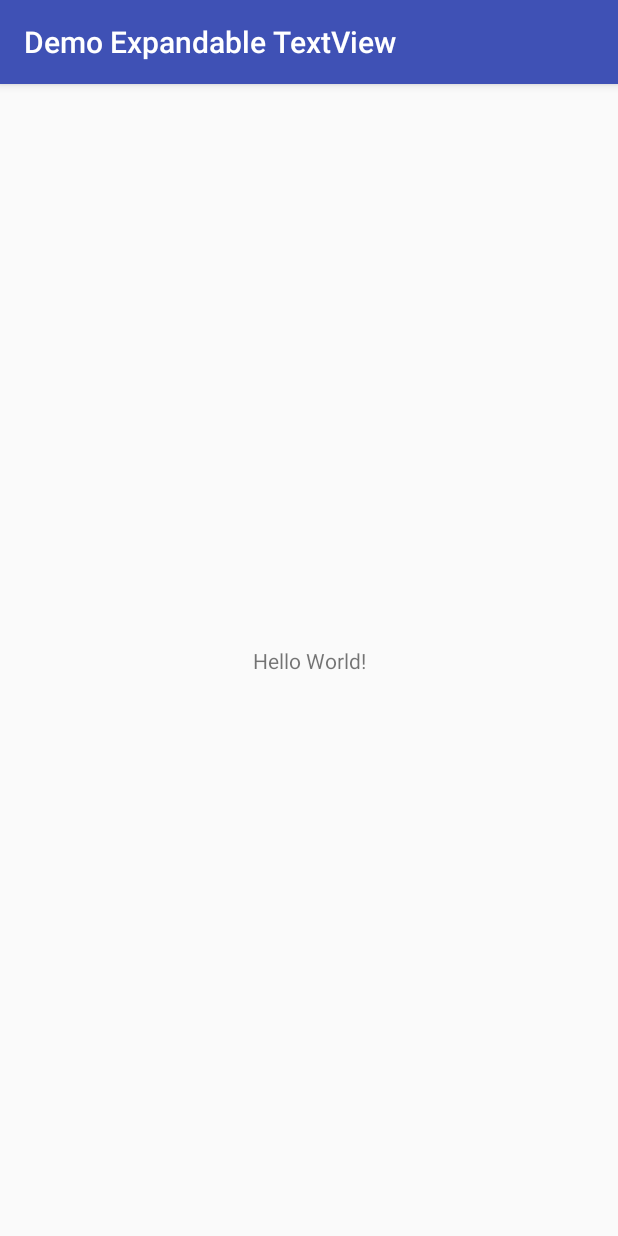
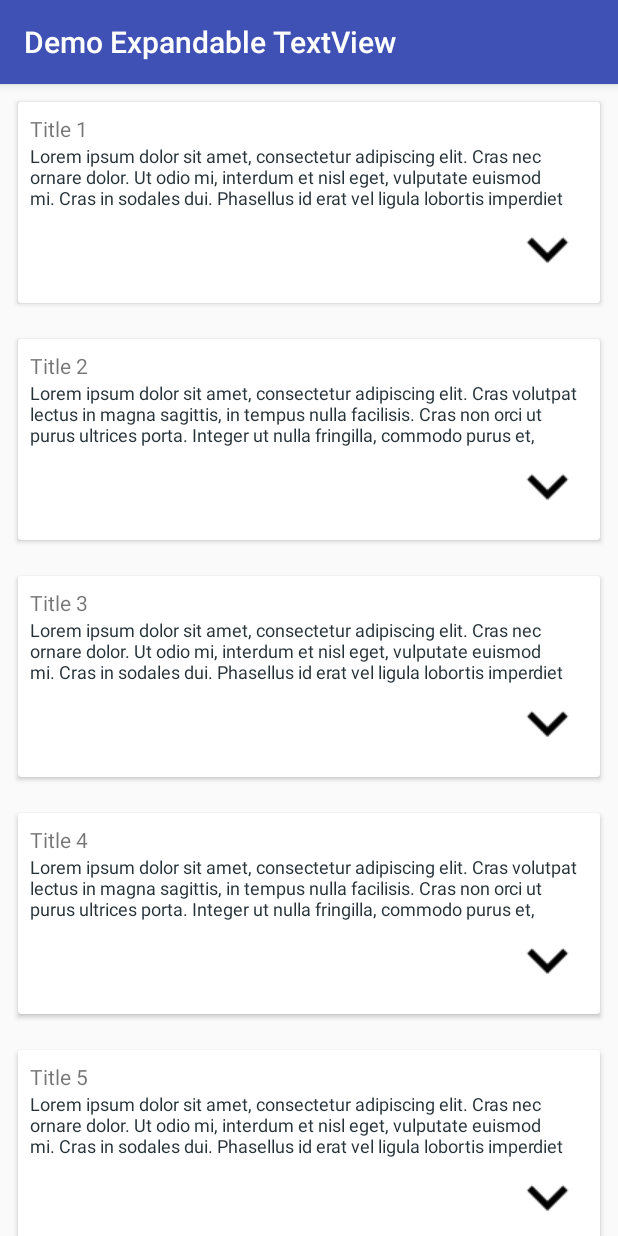
Before and after one commit to adisiji/ExpandableTextView, an Android app: the screen it shows after launch (MainActivity), on a phone screen of 412 x 824 dp. Run offline under Robolectric (Android 15) with nearby library versions, the phone set to English and light mode, and no system bars.

Commit message:
add example with cardview items in recyclerview

```diff
--- a/build.gradle
+++ b/build.gradle
@@ -13,9 +13,16 @@ buildscript {
   }
 }
 
+ext {
+  supportLibVersion = '26.0.1'
+}
+
 allprojects {
   repositories {
     jcenter()
+    maven {
+      url "https://maven.google.com"
+    }
   }
 }
 
--- a/sample/build.gradle
+++ b/sample/build.gradle
@@ -24,7 +24,10 @@ dependencies {
   androidTestCompile('com.android.support.test.espresso:espresso-core:2.2.2', {
     exclude group: 'com.android.support', module: 'support-annotations'
   })
-  compile 'com.android.support:appcompat-v7:26.+'
-  compile 'com.android.support.constraint:constraint-layout:1.0.2'
+  compile project(":ExpandableTextView")
+  compile "com.android.support:appcompat-v7:$rootProject.supportLibVersion"
+  compile "com.android.support.constraint:constraint-layout:1.0.2"
+  compile "com.android.support:cardview-v7:$rootProject.supportLibVersion"
+  compile "com.android.support:recyclerview-v7:$rootProject.supportLibVersion"
   testCompile 'junit:junit:4.12'
 }
--- /dev/null
+++ b/sample/src/main/java/nb/scode/demoexpandabletextview/ContentItem.java
@@ -0,0 +1,35 @@
+package nb.scode.demoexpandabletextview;
+
+/**
+ * Created by neobyte on 8/15/2017.
+ */
+
+public class ContentItem {
+  private String title;
+  private String content;
+  private boolean isShrink = true;
+
+  public String getTitle() {
+    return title;
+  }
+
+  public void setTitle(String title) {
+    this.title = title;
+  }
+
+  public String getContent() {
+    return content;
+  }
+
+  public void setContent(String content) {
+    this.content = content;
+  }
+
+  public boolean isShrink() {
+    return isShrink;
+  }
+
+  public void setShrink(boolean shrink) {
+    isShrink = shrink;
+  }
+}
--- /dev/null
+++ b/sample/src/main/java/nb/scode/demoexpandabletextview/ItemAdapter.java
@@ -0,0 +1,59 @@
+package nb.scode.demoexpandabletextview;
+
+import android.support.v7.widget.RecyclerView;
+import android.view.LayoutInflater;
+import android.view.View;
+import android.view.ViewGroup;
+import android.widget.TextView;
+import java.util.List;
+import nb.scode.lib.ExpandableTextView;
+
+/**
+ * Created by neobyte on 8/15/2017.
+ */
+
+public class ItemAdapter extends RecyclerView.Adapter<ItemAdapter.ViewHolder> {
+
+  private final List<ContentItem> itemList;
+
+  public ItemAdapter(List<ContentItem> itemList) {
+    this.itemList = itemList;
+  }
+
+  @Override public ViewHolder onCreateViewHolder(ViewGroup parent, int viewType) {
+    return new ViewHolder(
+        LayoutInflater.from(parent.getContext()).inflate(R.layout.card_item, parent, false));
+  }
+
+  @Override public void onBindViewHolder(ViewHolder holder, final int position) {
+    holder.tvTitle.setText(itemList.get(position).getTitle());
+    //record its state
+    holder.expandableTextView.setOnStateChangeListener(
+        new ExpandableTextView.OnStateChangeListener() {
+          @Override public void onStateChange(boolean isShrink) {
+            ContentItem contentItem = itemList.get(position);
+            contentItem.setShrink(isShrink);
+            itemList.set(position, contentItem);
+          }
+        });
+    holder.expandableTextView.setText(itemList.get(position).getContent());
+    //important! reset its state as where it left
+    holder.expandableTextView.resetState(itemList.get(position).isShrink());
+  }
+
+  @Override public int getItemCount() {
+    return itemList.size();
+  }
+
+  static class ViewHolder extends RecyclerView.ViewHolder {
+
+    TextView tvTitle;
+    ExpandableTextView expandableTextView;
+
+    public ViewHolder(View itemView) {
+      super(itemView);
+      tvTitle = itemView.findViewById(R.id.tv_title);
+      expandableTextView = itemView.findViewById(R.id.exp_textview);
+    }
+  }
+}
--- a/sample/src/main/java/nb/scode/demoexpandabletextview/MainActivity.java
+++ b/sample/src/main/java/nb/scode/demoexpandabletextview/MainActivity.java
@@ -1,12 +1,53 @@
 package nb.scode.demoexpandabletextview;
 
+import android.os.Bundle;
 import android.support.v7.app.AppCompatActivity;
-import android.os.Bundle;
+import android.support.v7.widget.LinearLayoutManager;
+import android.support.v7.widget.RecyclerView;
+import java.util.ArrayList;
+import java.util.List;
 
 public class MainActivity extends AppCompatActivity {
+
+  private RecyclerView recyclerView;
+  private ItemAdapter adapter;
 
   @Override protected void onCreate(Bundle savedInstanceState) {
     super.onCreate(savedInstanceState);
     setContentView(R.layout.activity_main);
+    recyclerView = findViewById(R.id.recycler_view);
+    setupRecycler();
+  }
+
+  private void setupRecycler() {
+    try {
+      adapter = new ItemAdapter(createDummyContent(30));
+      recyclerView.setNestedScrollingEnabled(true);
+      LinearLayoutManager linearLayoutManager =
+          new LinearLayoutManager(this, LinearLayoutManager.VERTICAL, false);
+      recyclerView.setLayoutManager(linearLayoutManager);
+      recyclerView.setAdapter(adapter);
+    } catch (Exception e) {
+      e.printStackTrace();
+    }
+  }
+
+  private List<ContentItem> createDummyContent(int i) throws Exception {
+    List<ContentItem> itemList = new ArrayList<>();
+    if (i > 0) {
+      for (int j = 0; j < i; j++) {
+        ContentItem contentItem = new ContentItem();
+        contentItem.setTitle("Title " + String.valueOf(j + 1));
+        if (j % 2 == 0) {
+          contentItem.setContent(getString(R.string.sample_long_text));
+        } else {
+          contentItem.setContent(getString(R.string.sample_list_text));
+        }
+        itemList.add(contentItem);
+      }
+      return itemList;
+    } else {
+      throw new Exception("Content must not be zero");
+    }
   }
 }
--- a/sample/src/main/res/layout/activity_main.xml
+++ b/sample/src/main/res/layout/activity_main.xml
@@ -8,9 +8,10 @@
     tools:context="nb.scode.demoexpandabletextview.MainActivity"
     >
 
-  <TextView
-      android:layout_width="wrap_content"
-      android:layout_height="wrap_content"
+  <android.support.v7.widget.RecyclerView
+      android:id="@+id/recycler_view"
+      android:layout_width="0dp"
+      android:layout_height="0dp"
       android:text="Hello World!"
       app:layout_constraintBottom_toBottomOf="parent"
       app:layout_constraintLeft_toLeftOf="parent"
--- /dev/null
+++ b/sample/src/main/res/layout/card_item.xml
@@ -0,0 +1,33 @@
+<?xml version="1.0" encoding="utf-8"?>
+<android.support.v7.widget.CardView xmlns:android="http://schemas.android.com/apk/res/android"
+    xmlns:app="http://schemas.android.com/apk/res-auto"
+    android:layout_width="match_parent"
+    android:layout_height="wrap_content"
+    android:layout_margin="12dp"
+    android:orientation="vertical"
+    >
+
+  <LinearLayout
+      android:layout_width="match_parent"
+      android:layout_height="wrap_content"
+      android:orientation="vertical"
+      android:padding="8dp"
+      >
+    <TextView
+        android:id="@+id/tv_title"
+        android:layout_width="match_parent"
+        android:layout_height="wrap_content"
+        />
+
+    <nb.scode.lib.ExpandableTextView
+        android:id="@+id/exp_textview"
+        android:layout_width="match_parent"
+        android:layout_height="wrap_content"
+        app:etv_animationTime="5"
+        app:etv_expandLines="3"
+        app:etv_showLine="false"
+        app:etv_textContentSize="12sp"
+        />
+  </LinearLayout>
+
+</android.support.v7.widget.CardView>
--- a/sample/src/main/res/values/strings.xml
+++ b/sample/src/main/res/values/strings.xml
@@ -1,3 +1,21 @@
 <resources>
   <string name="app_name">Demo Expandable TextView</string>
+  <string name="sample_long_text">Lorem ipsum dolor sit amet, consectetur adipiscing elit. Cras nec ornare dolor. Ut odio mi, interdum et nisl eget, vulputate euismod mi. Cras in sodales dui. Phasellus id erat vel ligula lobortis imperdiet at vitae purus. Proin quis sem mi. Nulla maximus, sapien sit amet semper molestie, libero ex maximus justo, ut eleifend justo ante vitae libero. Maecenas varius odio eu metus tincidunt, quis imperdiet urna tempor. Nunc sit amet risus maximus, vestibulum elit vel, ultrices magna. Aenean a vulputate mauris. Quisque eget lacinia orci. Sed sagittis, risus quis scelerisque elementum, urna neque ullamcorper dolor, vel aliquet diam felis ut diam. Curabitur vehicula, odio convallis faucibus accumsan, dui nisl consectetur lacus, nec feugiat purus justo a purus. Nunc vehicula a ligula eu efficitur. Mauris eu dignissim risus. Cras vitae elit faucibus, fermentum metus a, aliquam tellus.</string>
+  <string name="sample_list_text">Lorem ipsum dolor sit amet, consectetur adipiscing elit.
+Cras volutpat lectus in magna sagittis, in tempus nulla facilisis.
+Cras non orci ut purus ultrices porta.
+Integer ut nulla fringilla, commodo purus et, rutrum eros.
+Proin id metus vitae augue sagittis vulputate elementum sit amet nunc.
+Aenean ornare velit sed dictum blandit.
+Fusce eget ligula sed eros lacinia imperdiet.
+Proin dictum nunc et venenatis rutrum.
+Mauris tincidunt metus at hendrerit suscipit.
+Etiam vel nunc sit amet urna lacinia rutrum eget vitae elit.
+Sed accumsan nisi vel dapibus accumsan.
+Integer ac arcu ornare, consectetur elit vitae, suscipit nulla.
+Morbi condimentum sapien in massa faucibus vulputate.
+Nulla eu libero fermentum velit venenatis mattis.
+Pellentesque ullamcorper lorem eu libero rhoncus venenatis.
+Mauris iaculis elit ac nunc facilisis porttitor.
+Phasellus pulvinar elit sit amet lacus sollicitudin, eu commodo mauris cursus.</string>
 </resources>
```
